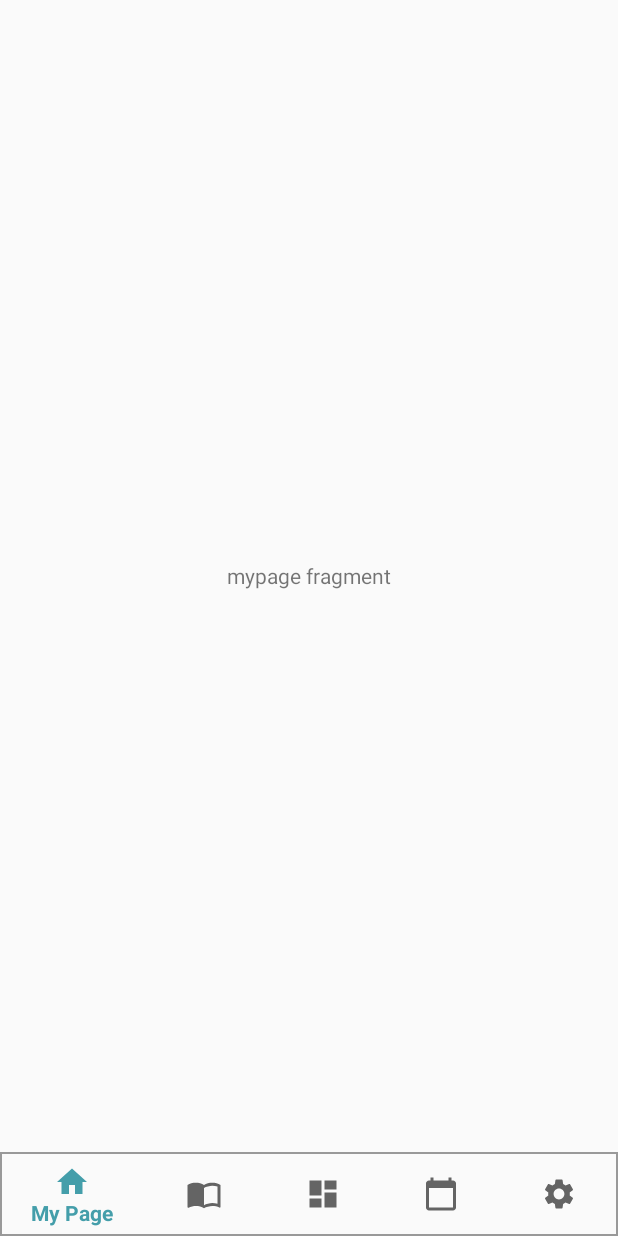
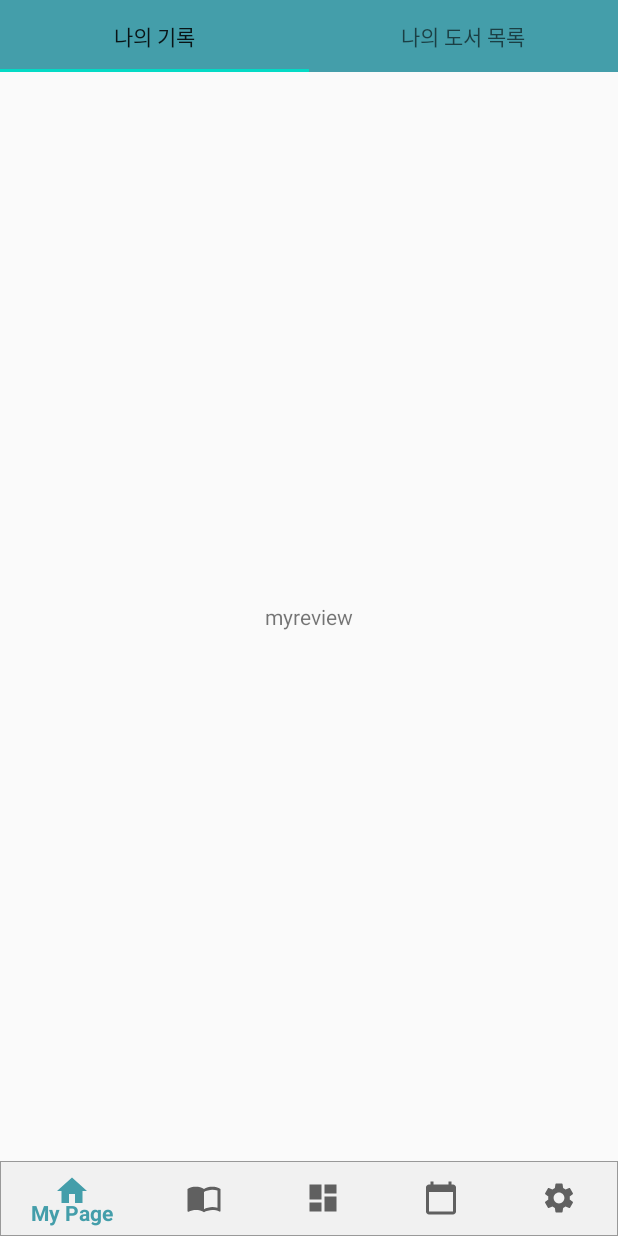
Before and after one commit to SeongGyeongOh/Project01BookDiary, an Android app: the Fragment01MyPage screen opened directly, with no data from a screen before it, on a phone screen of 412 x 824 dp. Run offline under Robolectric (Android 15) with nearby library versions, the phone set to English and light mode, and no system bars.

Commit message:
layout design(sub fragment)

```diff
--- a/app/src/main/java/com/osg/project01bookdiary/Fragment01MyPage.java
+++ b/app/src/main/java/com/osg/project01bookdiary/Fragment01MyPage.java
@@ -8,14 +8,31 @@ import android.view.ViewGroup;
 import androidx.annotation.NonNull;
 import androidx.annotation.Nullable;
 import androidx.fragment.app.Fragment;
+import androidx.fragment.app.FragmentStatePagerAdapter;
+import androidx.viewpager.widget.ViewPager;
+
+import com.google.android.material.tabs.TabLayout;
 
 public class Fragment01MyPage extends Fragment {
+
+    TabLayout tabLayout;
+    ViewPager pager;
+    FragmentPagerAdapter adapter;
+
     @Nullable
     @Override
     public View onCreateView(@NonNull LayoutInflater inflater, @Nullable ViewGroup container, @Nullable Bundle savedInstanceState) {
 
         View view = inflater.inflate(R.layout.layout_mypage, container, false);
 
+        tabLayout = view.findViewById(R.id.tablayout);
+        pager = view.findViewById(R.id.pager);
+        adapter = new FragmentPagerAdapter( getActivity().getSupportFragmentManager());
+
+        pager.setAdapter(adapter);
+
+        tabLayout.setupWithViewPager(pager);
+
         return view;
     }
 }
--- /dev/null
+++ b/app/src/main/java/com/osg/project01bookdiary/FragmentPagerAdapter.java
@@ -0,0 +1,38 @@
+package com.osg.project01bookdiary;
+
+import androidx.annotation.NonNull;
+import androidx.annotation.Nullable;
+import androidx.fragment.app.Fragment;
+import androidx.fragment.app.FragmentManager;
+import androidx.fragment.app.FragmentStatePagerAdapter;
+
+public class FragmentPagerAdapter extends androidx.fragment.app.FragmentPagerAdapter {
+
+    Fragment[] fragments = new Fragment[2];
+    String[] tabTexts = new String[]{"나의 기록", "나의 도서 목록"};
+
+    public FragmentPagerAdapter(@NonNull FragmentManager fm) {
+        super(fm);
+
+        fragments[0] = new Tab01MyReviewFragment();
+        fragments[1] = new Tab02MyBookListFragment();
+
+    }
+
+    @NonNull
+    @Override
+    public Fragment getItem(int position) {
+        return fragments[position];
+    }
+
+    @Override
+    public int getCount() {
+        return fragments.length;
+    }
+
+    @Nullable
+    @Override
+    public CharSequence getPageTitle(int position) {
+        return tabTexts[position];
+    }
+}
--- a/app/src/main/java/com/osg/project01bookdiary/IntroActivity.java
+++ b/app/src/main/java/com/osg/project01bookdiary/IntroActivity.java
@@ -23,17 +23,11 @@ public class IntroActivity extends AppCompatActivity {
         @Override
         public void handleMessage(@NonNull Message msg) {
             super.handleMessage(msg);
-            if(LoginActivity.account!=null){
+
                 Intent intent = new Intent(IntroActivity.this, MainActivity.class);
-                startActivity(intent);
-                finish();
-
-            }else{
-                Intent intent = new Intent(IntroActivity.this, LoginActivity.class);
                 startActivity(intent);
                 finish();
             }
 
-        }
     };
 }
--- a/app/src/main/java/com/osg/project01bookdiary/LoginActivity.java
+++ b/app/src/main/java/com/osg/project01bookdiary/LoginActivity.java
@@ -2,6 +2,7 @@ package com.osg.project01bookdiary;
 
 import androidx.appcompat.app.AppCompatActivity;
 
+import android.accounts.Account;
 import android.content.Context;
 import android.content.Intent;
 import android.content.pm.PackageInfo;
@@ -28,9 +29,6 @@ import static com.kakao.util.helper.Utility.getPackageInfo;
 
 
 public class LoginActivity extends AppCompatActivity {
-
-    public static UserAccount account;
-    public static Profile profile;
 
     @Override
     protected void onCreate(Bundle savedInstanceState) {
@@ -64,9 +62,9 @@ public class LoginActivity extends AppCompatActivity {
             public void onSessionClosed(ErrorResult errorResult) {         }
             @Override
             public void onSuccess(MeV2Response result) {
-                account = result.getKakaoAccount();
+                UserAccount account = result.getKakaoAccount();
                 if(account==null) return;
-                profile = account.getProfile();
+                Profile profile = account.getProfile();
                 String nickName = profile.getNickname();
                 String profileUrl = profile.getProfileImageUrl();
 
--- /dev/null
+++ b/app/src/main/java/com/osg/project01bookdiary/Tab01MyReviewFragment.java
@@ -0,0 +1,19 @@
+package com.osg.project01bookdiary;
+
+import android.os.Bundle;
+import android.view.LayoutInflater;
+import android.view.View;
+import android.view.ViewGroup;
+
+import androidx.annotation.NonNull;
+import androidx.annotation.Nullable;
+import androidx.fragment.app.Fragment;
+
+public class Tab01MyReviewFragment extends Fragment {
+    @Nullable
+    @Override
+    public View onCreateView(@NonNull LayoutInflater inflater, @Nullable ViewGroup container, @Nullable Bundle savedInstanceState) {
+        View view = inflater.inflate(R.layout.tab01_layout, container, false);
+        return view;
+    }
+}
--- /dev/null
+++ b/app/src/main/java/com/osg/project01bookdiary/Tab02MyBookListFragment.java
@@ -0,0 +1,19 @@
+package com.osg.project01bookdiary;
+
+import android.os.Bundle;
+import android.view.LayoutInflater;
+import android.view.View;
+import android.view.ViewGroup;
+
+import androidx.annotation.NonNull;
+import androidx.annotation.Nullable;
+import androidx.fragment.app.Fragment;
+
+public class Tab02MyBookListFragment extends Fragment {
+    @Nullable
+    @Override
+    public View onCreateView(@NonNull LayoutInflater inflater, @Nullable ViewGroup container, @Nullable Bundle savedInstanceState) {
+        View view = inflater.inflate(R.layout.tab02_layout, container, false);
+        return view;
+    }
+}
--- a/app/src/main/res/drawable/bg_bottomnavi.xml
+++ b/app/src/main/res/drawable/bg_bottomnavi.xml
@@ -1,5 +1,6 @@
 <?xml version="1.0" encoding="utf-8"?>
 <shape xmlns:android="http://schemas.android.com/apk/res/android"
     android:shape="rectangle">
-    <stroke android:width="1dp" android:color="#999999"/>
+    <stroke android:width="0.5dp" android:color="#999999"/>
+    <solid android:color="#11777777"/>
 </shape>
--- a/app/src/main/res/layout/activity_main.xml
+++ b/app/src/main/res/layout/activity_main.xml
@@ -12,14 +12,13 @@
         android:layout_width="match_parent"
         android:layout_height="wrap_content"
         android:layout_weight="1">
-
     </RelativeLayout>
 
 
     <com.google.android.material.bottomnavigation.BottomNavigationView
         android:id="@+id/bottom_navi"
         android:layout_width="match_parent"
-        android:layout_height="wrap_content"
+        android:layout_height="50dp"
         app:menu="@menu/menu_bottomnavi"
         android:background="@drawable/bg_bottomnavi"/>
 
--- a/app/src/main/res/layout/layout_mypage.xml
+++ b/app/src/main/res/layout/layout_mypage.xml
@@ -2,10 +2,15 @@
 <RelativeLayout xmlns:android="http://schemas.android.com/apk/res/android"
     android:layout_width="match_parent" android:layout_height="match_parent">
 
-    <TextView
-        android:layout_width="wrap_content"
+    <com.google.android.material.tabs.TabLayout
+        android:id="@+id/tablayout"
+        android:layout_width="match_parent"
         android:layout_height="wrap_content"
-        android:text="mypage fragment"
-        android:layout_centerInParent="true"/>
+        android:background="#449EAA"/>
 
+    <androidx.viewpager.widget.ViewPager
+        android:id="@+id/pager"
+        android:layout_width="match_parent"
+        android:layout_height="match_parent"
+        android:layout_below="@id/tablayout"/>
 </RelativeLayout>
--- /dev/null
+++ b/app/src/main/res/layout/tab01_layout.xml
@@ -0,0 +1,12 @@
+<?xml version="1.0" encoding="utf-8"?>
+<RelativeLayout
+    xmlns:android="http://schemas.android.com/apk/res/android" android:layout_width="match_parent"
+    android:layout_height="match_parent">
+
+    <TextView
+        android:layout_width="wrap_content"
+        android:layout_height="wrap_content"
+        android:text="myreview"
+        android:layout_centerInParent="true"/>
+
+</RelativeLayout>
--- /dev/null
+++ b/app/src/main/res/layout/tab02_layout.xml
@@ -0,0 +1,12 @@
+<?xml version="1.0" encoding="utf-8"?>
+<RelativeLayout
+    xmlns:android="http://schemas.android.com/apk/res/android" android:layout_width="match_parent"
+    android:layout_height="match_parent">
+
+    <TextView
+        android:layout_width="wrap_content"
+        android:layout_height="wrap_content"
+        android:text="mybooklist"
+        android:layout_centerInParent="true"/>
+
+</RelativeLayout>
```
